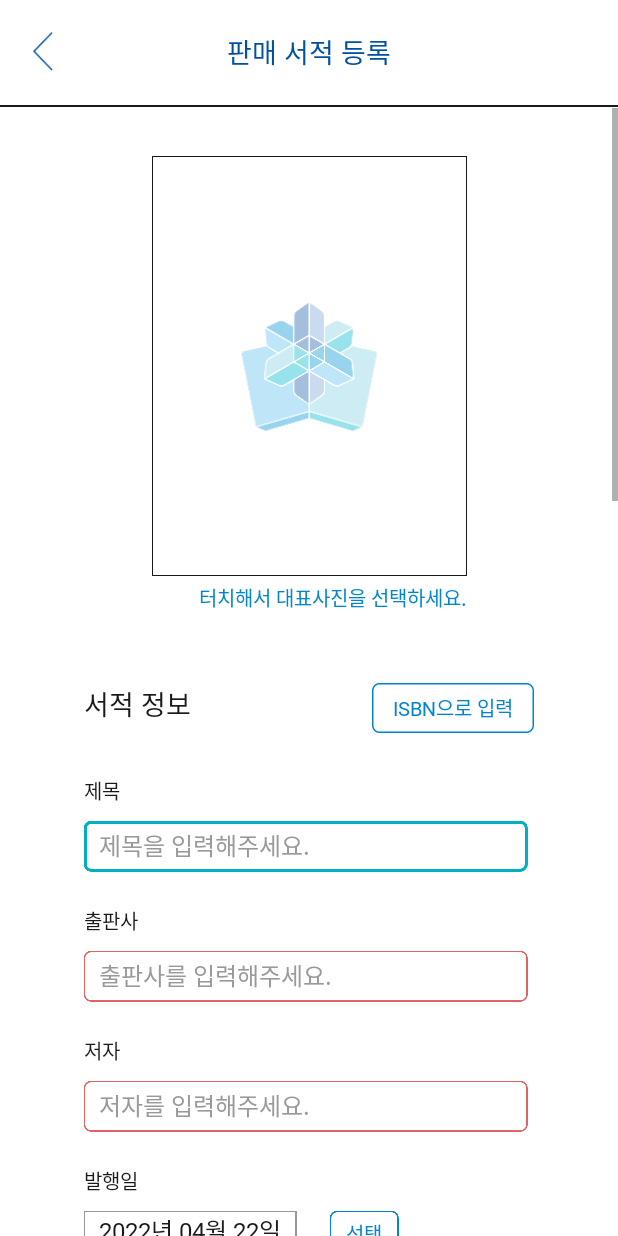
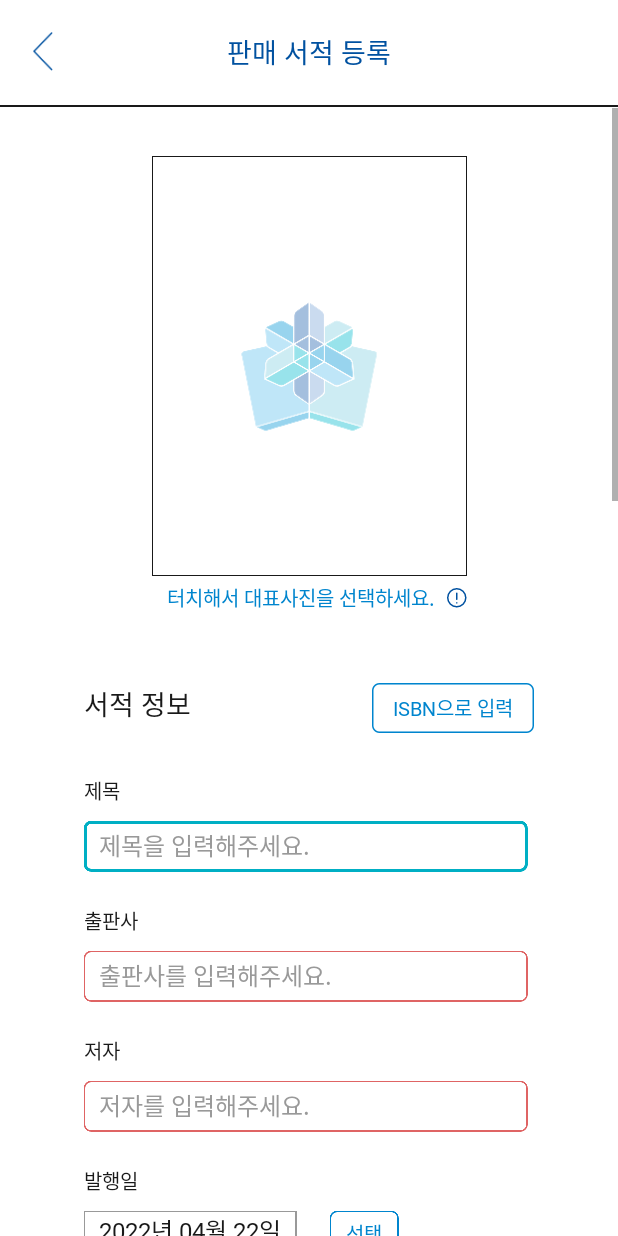
Before and after one commit to ThinkingDobby/tukusedbook, an Android app: the BookAddActivity screen opened directly, with no data from a screen before it, on a phone screen of 412 x 824 dp. Run offline under Robolectric (Android 15) with nearby library versions, the phone set to English and light mode, and no system bars; our stand-ins replace Firebase (no records; nobody signed in at launch, a user with empty details on screens opened directly).

```diff
--- a/app/src/main/res/layout/activity_book_add.xml
+++ b/app/src/main/res/layout/activity_book_add.xml
@@ -85,8 +85,19 @@
                 android:text="터치해서 대표사진을 선택하세요."
                 android:textColor="@color/colorSub1"
                 android:textSize="13sp"
+                app:layout_constraintEnd_toStartOf="@id/bookAdd_icon_imgExplain"
+                app:layout_constraintTop_toBottomOf="@id/bookAdd_iv_main" />
+
+            <ImageView
+                android:id="@+id/bookAdd_icon_imgExplain"
+                android:layout_width="wrap_content"
+                android:layout_height="wrap_content"
+                android:paddingStart="8dp"
+                android:paddingVertical="8dp"
+                app:layout_constraintTop_toTopOf="@id/bookAdd_tv_mainImgAdd"
+                app:layout_constraintBottom_toBottomOf="@id/bookAdd_tv_mainImgAdd"
                 app:layout_constraintEnd_toEndOf="@id/bookAdd_iv_main"
-                app:layout_constraintTop_toBottomOf="@id/bookAdd_iv_main" />
+                android:src="@drawable/icon_alert"/>
 
             <TextView
                 android:id="@+id/bookAdd_tv_infoTitle"
@@ -786,6 +797,7 @@
                 app:layout_constraintTop_toBottomOf="@id/bookAdd_iv_line2" />
 
             <TextView
+                android:id="@+id/bookAdd_tv_guide"
                 android:layout_width="wrap_content"
                 android:layout_height="wrap_content"
                 android:fontFamily="@font/pretendard_regular"
```
Also changed, not shown: app/src/main/java/com/thinkingdobby/tukusedbook/BookAddActivity.kt (+22 -0 lines), app/src/main/java/com/thinkingdobby/tukusedbook/BookDetailActivity.kt (+12 -3 lines), app/src/main/res/layout/basic_dialog.xml (added, +34 -0 lines), app/src/main/res/drawable-hdpi/icon_alert.png (added), app/src/main/res/drawable-ldpi/icon_alert.png (added), app/src/main/res/drawable-mdpi/icon_alert.png (added), app/src/main/res/drawable-xhdpi/icon_alert.png (added), app/src/main/res/drawable-xxhdpi/icon_alert.png (added), app/src/main/res/drawable-xxxhdpi/icon_alert.png (added).
